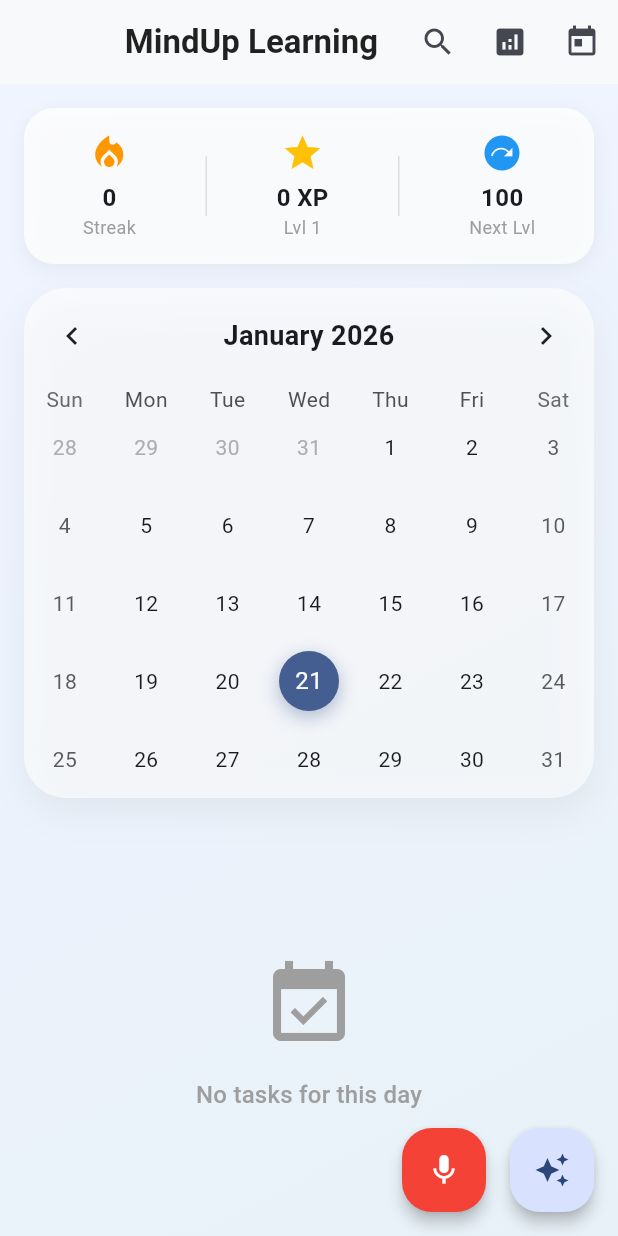
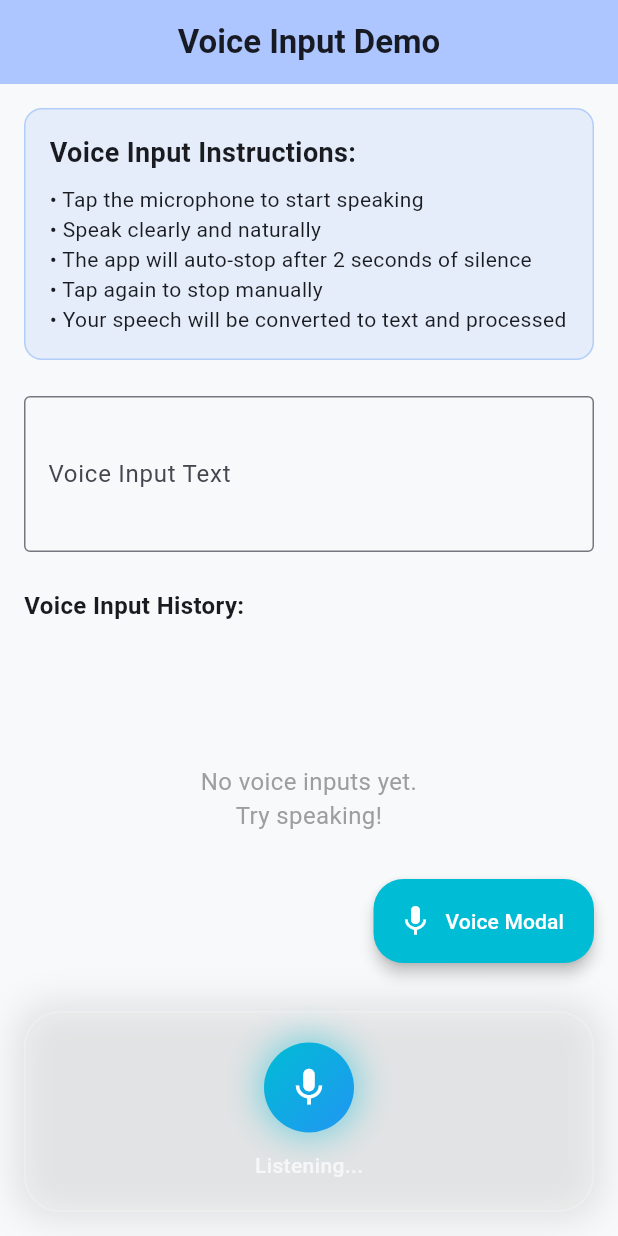
Before and after one commit to osarovasadbek195-wq/MindUp, a Flutter app: the screen it shows after launch, after a tap on the "mic none" icon, on a phone screen of 412 x 824 dp. Run offline on Flutter 3.47's test engine with Material 3 defaults, Android fonts, the phone set to English and light mode, and no system bars; drawn by our look-alikes of avatar_glow, table_calendar; our stand-ins replace equatable, fl_chart, flutter_bloc, flutter_local_notifications, flutter_tts, isar and 2 more; accounts and stored records are empty; generated files the repository leaves out were written again; network calls fail.

Commit message:
feat: Add Hypermax Voice Input Component with Speech-to-Text
- Implement VoiceAssistantWidget with glassmorphism UI and AvatarGlow animations
- Add speech_to_text and avatar_glow dependencies
- Support real-time text display and silence detection
- Include haptic feedback and error handling
- Add voice demo screen for testing
- Configure Android and iOS microphone permissions
- Successfully build APK with voice functionality

```diff
--- a/lib/main.dart
+++ b/lib/main.dart
@@ -8,7 +8,7 @@
 import 'core/services/notification_service.dart';
 import 'core/constants/api_constants.dart';
 import 'presentation/blocs/home_bloc.dart';
-import 'presentation/screens/calendar_screen.dart';
+import 'presentation/screens/voice_demo_screen.dart';
 
 void main() async {
   WidgetsFlutterBinding.ensureInitialized();
@@ -104,7 +104,7 @@
               ),
             ),
           ),
-          home: const CalendarScreen(),
+          home: const VoiceDemoScreen(),
         ),
       ),
     );
--- /dev/null
+++ b/lib/presentation/screens/voice_demo_screen.dart
@@ -0,0 +1,185 @@
+import 'package:flutter/material.dart';
+import '../widgets/voice_assistant_widget.dart';
+
+class VoiceDemoScreen extends StatefulWidget {
+  const VoiceDemoScreen({super.key});
+
+  @override
+  State<VoiceDemoScreen> createState() => _VoiceDemoScreenState();
+}
+
+class _VoiceDemoScreenState extends State<VoiceDemoScreen> {
+  final TextEditingController _textController = TextEditingController();
+  final List<String> _voiceInputs = [];
+
+  void _handleVoiceInput(String text) {
+    // This is where we send the 'text' variable to the AI (Gemini/OpenAI) or add it to the Task List.
+    setState(() {
+      _voiceInputs.add(text);
+      _textController.text = text;
+    });
+
+    // You can also trigger AI processing here
+    _processWithAI(text);
+
+    // Show success feedback
+    ScaffoldMessenger.of(context).showSnackBar(
+      SnackBar(
+        content: Text('Voice input received: "$text"'),
+        backgroundColor: Colors.green,
+        duration: const Duration(seconds: 2),
+      ),
+    );
+  }
+
+  void _processWithAI(String text) {
+    // Example: Send to your AI service
+    // final homeBloc = context.read<HomeBloc>();
+    // homeBloc.add(ProcessVoiceInput(text));
+
+    // For demo, we'll just show a debug message
+    debugPrint('Processing voice input with AI: $text');
+  }
+
+  void _showVoiceModal() {
+    showModalBottomSheet(
+      context: context,
+      isScrollControlled: true,
+      backgroundColor: Colors.transparent,
+      builder: (context) => VoiceAssistantWidget(
+        onInputComplete: _handleVoiceInput,
+        isModal: true,
+      ),
+    );
+  }
+
+  @override
+  Widget build(BuildContext context) {
+    return Scaffold(
+      appBar: AppBar(
+        title: const Text('Voice Input Demo'),
+        backgroundColor: Theme.of(context).colorScheme.inversePrimary,
+      ),
+      body: Padding(
+        padding: const EdgeInsets.all(16.0),
+        child: Column(
+          children: [
+            // Instructions
+            Container(
+              width: double.infinity,
+              padding: const EdgeInsets.all(16),
+              decoration: BoxDecoration(
+                color: const Color(0xFF3B82F6).withValues(alpha: 0.1),
+                borderRadius: BorderRadius.circular(12),
+                border: Border.all(color: const Color(0xFF3B82F6).withValues(alpha: 0.3)),
+              ),
+              child: const Column(
+                crossAxisAlignment: CrossAxisAlignment.start,
+                children: [
+                  Text(
+                    'Voice Input Instructions:',
+                    style: TextStyle(
+                      fontSize: 18,
+                      fontWeight: FontWeight.bold,
+                    ),
+                  ),
+                  SizedBox(height: 8),
+                    Text(
+                      '• Tap the microphone to start speaking\n'
+                      '• Speak clearly and naturally\n'
+                      '• The app will auto-stop after 2 seconds of silence\n'
+                      '• Tap again to stop manually\n'
+                      '• Your speech will be converted to text and processed',
+                      style: TextStyle(fontSize: 14),
+                    ),
+                ],
+              ),
+            ),
+
+            const SizedBox(height: 24),
+
+            // Current input display
+            TextField(
+              controller: _textController,
+              decoration: const InputDecoration(
+                labelText: 'Voice Input Text',
+                hintText: 'Your speech will appear here...',
+                border: OutlineInputBorder(),
+              ),
+              maxLines: 3,
+            ),
+
+            const SizedBox(height: 24),
+
+            // Voice history
+            Expanded(
+              child: Column(
+                crossAxisAlignment: CrossAxisAlignment.start,
+                children: [
+                  const Text(
+                    'Voice Input History:',
+                    style: TextStyle(
+                      fontSize: 16,
+                      fontWeight: FontWeight.bold,
+                    ),
+                  ),
+                  const SizedBox(height: 8),
+                  Expanded(
+                    child: _voiceInputs.isEmpty
+                        ? const Center(
+                            child: Text(
+                              'No voice inputs yet.\nTry speaking!',
+                              textAlign: TextAlign.center,
+                              style: TextStyle(
+                                color: Colors.grey,
+                                fontSize: 16,
+                              ),
+                            ),
+                          )
+                        : ListView.builder(
+                            itemCount: _voiceInputs.length,
+                            itemBuilder: (context, index) {
+                              return Card(
+                                margin: const EdgeInsets.only(bottom: 8),
+                                child: ListTile(
+                                  leading: CircleAvatar(
+                                    child: Text('${index + 1}'),
+                                  ),
+                                  title: Text(_voiceInputs[index]),
+                                  subtitle: Text('Input #${index + 1}'),
+                                  trailing: IconButton(
+                                    icon: const Icon(Icons.delete),
+                                    onPressed: () {
+                                      setState(() {
+                                        _voiceInputs.removeAt(index);
+                                      });
+                                    },
+                                  ),
+                                ),
+                              );
+                            },
+                          ),
+                  ),
+                ],
+              ),
+            ),
+          ],
+        ),
+      ),
+
+      // Bottom voice widget
+      bottomNavigationBar: VoiceAssistantWidget(
+        onInputComplete: _handleVoiceInput,
+      ),
+
+      // Floating action button for modal
+      floatingActionButton: FloatingActionButton.extended(
+        onPressed: _showVoiceModal,
+        icon: const Icon(Icons.mic),
+        label: const Text('Voice Modal'),
+        backgroundColor: Colors.cyan,
+        foregroundColor: Colors.white,
+      ),
+    );
+  }
+}
--- /dev/null
+++ b/lib/presentation/widgets/voice_assistant_widget.dart
@@ -0,0 +1,407 @@
+import 'dart:async';
+import 'package:flutter/material.dart';
+import 'package:flutter/services.dart';
+import 'package:speech_to_text/speech_to_text.dart';
+import 'package:avatar_glow/avatar_glow.dart';
+
+class VoiceAssistantWidget extends StatefulWidget {
+  final Function(String text) onInputComplete;
+  final bool isModal;
+
+  const VoiceAssistantWidget({
+    super.key,
+    required this.onInputComplete,
+    this.isModal = false,
+  });
+
+  @override
+  State<VoiceAssistantWidget> createState() => _VoiceAssistantWidgetState();
+}
+
+class _VoiceAssistantWidgetState extends State<VoiceAssistantWidget>
+    with TickerProviderStateMixin {
+  final SpeechToText _speechToText = SpeechToText();
+  bool _isListening = false;
+  bool _isInitialized = false;
+  String _recognizedText = '';
+  Timer? _silenceTimer;
+  late AnimationController _pulseController;
+
+  @override
+  void initState() {
+    super.initState();
+    _initializeSpeech();
+    _pulseController = AnimationController(
+      duration: const Duration(milliseconds: 1500),
+      vsync: this,
+    );
+  }
+
+  @override
+  void dispose() {
+    _silenceTimer?.cancel();
+    _pulseController.dispose();
+    _speechToText.stop();
+    super.dispose();
+  }
+
+  Future<void> _initializeSpeech() async {
+    try {
+      bool available = await _speechToText.initialize(
+        onError: (error) => _handleError(error.errorMsg),
+        onStatus: (status) => _handleStatus(status),
+      );
+
+      if (available) {
+        setState(() {
+          _isInitialized = true;
+        });
+      }
+    } catch (e) {
+      debugPrint('Speech initialization error: $e');
+    }
+  }
+
+  void _handleError(String error) {
+    debugPrint('Speech error: $error');
+    setState(() {
+      _isListening = false;
+    });
+    _pulseController.stop();
+    _pulseController.reset();
+    HapticFeedback.lightImpact();
+  }
+
+  void _handleStatus(String status) {
+    debugPrint('Speech status: $status');
+
+    if (status == 'done') {
+      _stopListening();
+    }
+  }
+
+  void _startListening() async {
+    if (!_isInitialized) {
+      await _initializeSpeech();
+      if (!_isInitialized) return;
+    }
+
+    setState(() {
+      _isListening = true;
+      _recognizedText = '';
+    });
+
+    _pulseController.repeat(reverse: true);
+    HapticFeedback.mediumImpact(); // Haptic feedback on start
+
+    await _speechToText.listen(
+      onResult: (result) {
+        setState(() {
+          _recognizedText = result.recognizedWords;
+        });
+
+        // Reset silence timer on new speech
+        _silenceTimer?.cancel();
+        _silenceTimer = Timer(const Duration(seconds: 2), () {
+          _stopListening();
+        });
+      },
+      listenFor: const Duration(seconds: 30), // Max listening duration
+      pauseFor: const Duration(seconds: 2),   // Pause duration
+      listenOptions: SpeechListenOptions(
+        cancelOnError: true,
+        partialResults: true,
+        listenMode: ListenMode.confirmation,
+        autoPunctuation: true,
+      ),
+    );
+  }
+
+  void _stopListening() async {
+    _silenceTimer?.cancel();
+    _pulseController.stop();
+    _pulseController.reset();
+
+    await _speechToText.stop();
+
+    setState(() {
+      _isListening = false;
+    });
+
+    HapticFeedback.lightImpact(); // Haptic feedback on stop
+
+    // Only process if we have actual text
+    if (_recognizedText.isNotEmpty && _recognizedText.trim().isNotEmpty) {
+      // This is where we send the 'text' variable to the AI (Gemini/OpenAI) or add it to the Task List.
+      widget.onInputComplete(_recognizedText.trim());
+
+      // Clear text after processing
+      setState(() {
+        _recognizedText = '';
+      });
+    }
+  }
+
+  void _toggleListening() {
+    if (_isListening) {
+      _stopListening();
+    } else {
+      _startListening();
+    }
+  }
+
+  @override
+  Widget build(BuildContext context) {
+    if (widget.isModal) {
+      return _buildModalContent();
+    } else {
+      return _buildBottomWidget();
+    }
+  }
+
+  Widget _buildBottomWidget() {
+    return Container(
+      margin: const EdgeInsets.all(16),
+      padding: const EdgeInsets.all(20),
+      decoration: BoxDecoration(
+        color: Colors.white.withValues(alpha: 0.1),
+        borderRadius: BorderRadius.circular(24),
+        border: Border.all(
+          color: Colors.white.withValues(alpha: 0.2),
+          width: 1,
+        ),
+        boxShadow: [
+          BoxShadow(
+            color: Colors.black.withValues(alpha: 0.1),
+            blurRadius: 20,
+            spreadRadius: 5,
+          ),
+        ],
+      ),
+      child: Column(
+        mainAxisSize: MainAxisSize.min,
+        children: [
+          // Real-time text display
+          if (_recognizedText.isNotEmpty)
+            Container(
+              margin: const EdgeInsets.only(bottom: 16),
+              padding: const EdgeInsets.all(12),
+              decoration: BoxDecoration(
+                color: Colors.white.withValues(alpha: 0.05),
+                borderRadius: BorderRadius.circular(12),
+              ),
+              child: Text(
+                _recognizedText,
+                style: TextStyle(
+                  color: Colors.white.withValues(alpha: 0.9),
+                  fontSize: 16,
+                  height: 1.4,
+                ),
+                textAlign: TextAlign.center,
+              ),
+            ),
+
+          // Microphone button with glow
+          GestureDetector(
+            onTap: _toggleListening,
+            child: AvatarGlow(
+              glowColor: _isListening
+                  ? Colors.cyan.withValues(alpha: 0.8)
+                  : Colors.blue.withValues(alpha: 0.3),
+              duration: const Duration(milliseconds: 2000),
+              repeat: _isListening,
+              child: AnimatedContainer(
+                duration: const Duration(milliseconds: 300),
+                width: 60,
+                height: 60,
+                decoration: BoxDecoration(
+                  gradient: LinearGradient(
+                    colors: _isListening
+                        ? [Colors.cyan, Colors.blue]
+                        : [Colors.grey.withValues(alpha: 0.3), Colors.grey.withValues(alpha: 0.5)],
+                    begin: Alignment.topLeft,
+                    end: Alignment.bottomRight,
+                  ),
+                  borderRadius: BorderRadius.circular(30),
+                  boxShadow: _isListening
+                      ? [
+                          BoxShadow(
+                            color: Colors.cyan.withValues(alpha: 0.5),
+                            blurRadius: 20,
+                            spreadRadius: 2,
+                          ),
+                        ]
+                      : null,
+                ),
+                child: Icon(
+                  _isListening ? Icons.mic : Icons.mic_none,
+                  color: Colors.white,
+                  size: 30,
+                ),
+              ),
+            ),
+          ),
+
+          const SizedBox(height: 12),
+
+          // Status text
+          Text(
+            _isListening ? 'Listening...' : 'Tap to speak',
+            style: TextStyle(
+              color: Colors.white.withValues(alpha: 0.7),
+              fontSize: 14,
+              fontWeight: FontWeight.w500,
+            ),
+          ),
+        ],
+      ),
+    );
+  }
+
+  Widget _buildModalContent() {
+    return Container(
+      height: MediaQuery.of(context).size.height * 0.4,
+      padding: const EdgeInsets.all(24),
+      decoration: BoxDecoration(
+        color: Theme.of(context).scaffoldBackgroundColor,
+        borderRadius: const BorderRadius.vertical(top: Radius.circular(32)),
+      ),
+      child: Column(
+        children: [
+          // Handle bar
+          Container(
+            width: 40,
+            height: 4,
+            margin: const EdgeInsets.only(bottom: 24),
+            decoration: BoxDecoration(
+              color: Colors.grey.withValues(alpha: 0.3),
+              borderRadius: BorderRadius.circular(2),
+            ),
+          ),
+
+          // Title
+          Text(
+            'Voice Input',
+            style: TextStyle(
+              fontSize: 24,
+              fontWeight: FontWeight.bold,
+              color: Theme.of(context).textTheme.headlineLarge?.color,
+            ),
+          ),
+
+          const SizedBox(height: 24),
+
+          // Real-time text display
+          Expanded(
+            child: Container(
+              width: double.infinity,
+              padding: const EdgeInsets.all(16),
+              decoration: BoxDecoration(
+                color: Colors.grey.withValues(alpha: 0.1),
+                borderRadius: BorderRadius.circular(16),
+                border: Border.all(
+                  color: Colors.grey.withValues(alpha: 0.2),
+                ),
+              ),
+              child: SingleChildScrollView(
+                child: Text(
+                  _recognizedText.isNotEmpty
+                      ? _recognizedText
+                      : 'Start speaking to see your text here...',
+                  style: TextStyle(
+                    fontSize: 18,
+                    height: 1.5,
+                    color: _recognizedText.isNotEmpty
+                        ? Theme.of(context).textTheme.bodyLarge?.color
+                        : Colors.grey,
+                  ),
+                ),
+              ),
+            ),
+          ),
+
+          const SizedBox(height: 24),
+
+          // Microphone button
+          GestureDetector(
+            onTap: _toggleListening,
+            child: AvatarGlow(
+              glowColor: _isListening
+                  ? Colors.cyan.withValues(alpha: 0.8)
+                  : Colors.blue.withValues(alpha: 0.3),
+              duration: const Duration(milliseconds: 2000),
+              repeat: _isListening,
+              child: AnimatedContainer(
+                duration: const Duration(milliseconds: 300),
+                width: 80,
+                height: 80,
+                decoration: BoxDecoration(
+                  gradient: LinearGradient(
+                    colors: _isListening
+                        ? [Colors.cyan, Colors.blue]
+                        : [Colors.grey.withValues(alpha: 0.3), Colors.grey.withValues(alpha: 0.5)],
+                    begin: Alignment.topLeft,
+                    end: Alignment.bottomRight,
+                  ),
+                  borderRadius: BorderRadius.circular(40),
+                  boxShadow: _isListening
+                      ? [
+                          BoxShadow(
+                            color: Colors.cyan.withValues(alpha: 0.5),
+                            blurRadius: 30,
+                            spreadRadius: 3,
+                          ),
+                        ]
+                      : null,
+                ),
+                child: Icon(
+                  _isListening ? Icons.mic : Icons.mic_none,
+                  color: Colors.white,
+                  size: 40,
+                ),
+              ),
+            ),
+          ),
+
+          const SizedBox(height: 16),
+
+          // Status text
+          Text(
+            _isListening ? 'Listening... Tap to stop' : 'Tap to start speaking',
+            style: TextStyle(
+              fontSize: 16,
+              fontWeight: FontWeight.w500,
+              color: Theme.of(context).textTheme.bodyMedium?.color?.withValues(alpha: 0.7),
+            ),
+          ),
+        ],
+      ),
+    );
+  }
+}
+
+// Usage Example:
+/*
+// In your screen widget:
+void _handleVoiceInput(String text) {
+  // This is where we send the 'text' variable to the AI (Gemini/OpenAI) or add it to the Task List.
+  print('Voice input: $text');
+  // You can now send this to your AI service or add to task list
+}
+
+// For bottom widget:
+VoiceAssistantWidget(
+  onInputComplete: _handleVoiceInput,
+)
+
+// For modal:
+showModalBottomSheet(
+  context: context,
+  isScrollControlled: true,
+  backgroundColor: Colors.transparent,
+  builder: (context) => VoiceAssistantWidget(
+    onInputComplete: _handleVoiceInput,
+    isModal: true,
+  ),
+);
+*/
--- a/pubspec.yaml
+++ b/pubspec.yaml
@@ -36,6 +36,7 @@
   # Voice
   speech_to_text: ^7.3.0
   flutter_tts: ^4.2.5
+  avatar_glow: ^3.0.1
 
   # Utils
   uuid: ^4.2.1
```
Also changed, not shown: pubspec.lock, 2 other files.
